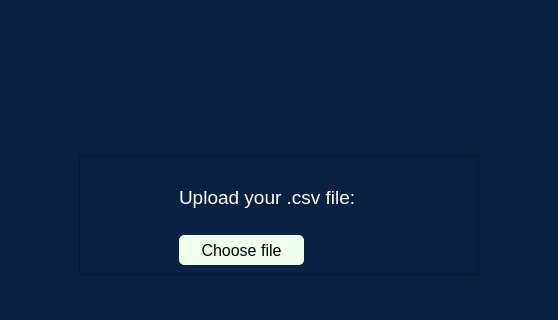
This is start_page.ui in crazyrinchik/cpp_qt_project as Qt 5 draws it before an edit; both pictures show x 107 to 665 and y 325 to 645 of the 773 by 645 pixel window. The edited form follows.
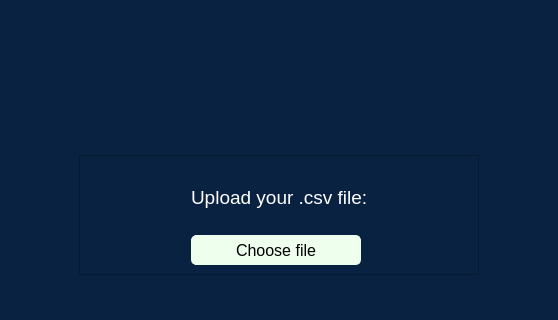
This is the edited form. Icons and pictures are not drawn.

Diff of the .ui file:
```diff
--- a/start_page.ui
+++ b/start_page.ui
@@ -145,11 +145,24 @@
       <enum>QFrame::Raised</enum>
      </property>
      <layout class="QGridLayout" name="gridLayout_2">
-      <item row="0" column="0">
+      <item row="1" column="0">
+       <spacer name="horizontalSpacer_7">
+        <property name="orientation">
+         <enum>Qt::Horizontal</enum>
+        </property>
+        <property name="sizeHint" stdset="0">
+         <size>
+          <width>40</width>
+          <height>20</height>
+         </size>
+        </property>
+       </spacer>
+      </item>
+      <item row="1" column="1">
        <widget class="QLabel" name="label">
         <property name="minimumSize">
          <size>
-          <width>200</width>
+          <width>170</width>
           <height>50</height>
          </size>
         </property>
@@ -179,11 +192,50 @@
         </property>
        </widget>
       </item>
-      <item row="1" column="0">
+      <item row="1" column="2">
+       <spacer name="horizontalSpacer_8">
+        <property name="orientation">
+         <enum>Qt::Horizontal</enum>
+        </property>
+        <property name="sizeHint" stdset="0">
+         <size>
+          <width>40</width>
+          <height>20</height>
+         </size>
+        </property>
+       </spacer>
+      </item>
+      <item row="3" column="0">
+       <spacer name="horizontalSpacer_5">
+        <property name="orientation">
+         <enum>Qt::Horizontal</enum>
+        </property>
+        <property name="sizeHint" stdset="0">
+         <size>
+          <width>40</width>
+          <height>20</height>
+         </size>
+        </property>
+       </spacer>
+      </item>
+      <item row="3" column="2">
+       <spacer name="horizontalSpacer_6">
+        <property name="orientation">
+         <enum>Qt::Horizontal</enum>
+        </property>
+        <property name="sizeHint" stdset="0">
+         <size>
+          <width>40</width>
+          <height>20</height>
+         </size>
+        </property>
+       </spacer>
+      </item>
+      <item row="3" column="1">
        <widget class="QPushButton" name="Upload_file_button">
         <property name="minimumSize">
          <size>
-          <width>125</width>
+          <width>170</width>
           <height>30</height>
          </size>
         </property>
```
